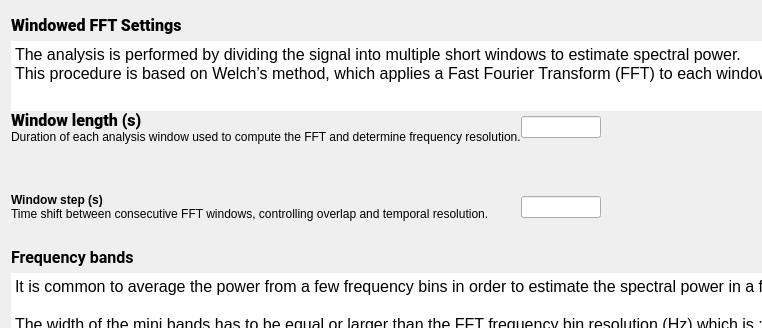
Before: the Qt Designer form tools/CEAMSTools/PowerSpectralAnalysis/SpectralSettings/Ui_SpectralSettings.ui in SnoozToolbox/snooz-package-ceams, drawn with Qt 5; both pictures show x 0 to 762 and y 0 to 328 of the 1191 by 872 pixel window.
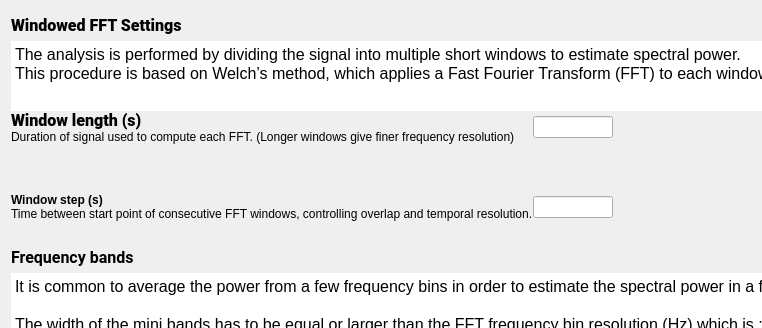
After: the same form once the commit is applied.

Commit message: Window length and step definitions in the Power Spectral Analysis tool have been updated.

```diff
--- a/tools/CEAMSTools/PowerSpectralAnalysis/SpectralSettings/Ui_SpectralSettings.ui
+++ b/tools/CEAMSTools/PowerSpectralAnalysis/SpectralSettings/Ui_SpectralSettings.ui
@@ -165,7 +165,7 @@
          <item>
           <widget class="QLabel" name="label_14">
            <property name="text">
-            <string>Time shift between consecutive FFT windows, controlling overlap and temporal resolution.</string>
+            <string>Time between start point of consecutive FFT windows, controlling overlap and temporal resolution.</string>
            </property>
           </widget>
          </item>
@@ -222,7 +222,7 @@
          <item>
           <widget class="QLabel" name="label_13">
            <property name="text">
-            <string>Duration of each analysis window used to compute the FFT and determine frequency resolution.</string>
+            <string>Duration of signal used to compute each FFT. (Longer windows give finer frequency resolution)</string>
            </property>
           </widget>
          </item>
```
The commit also changes 1 other file.
